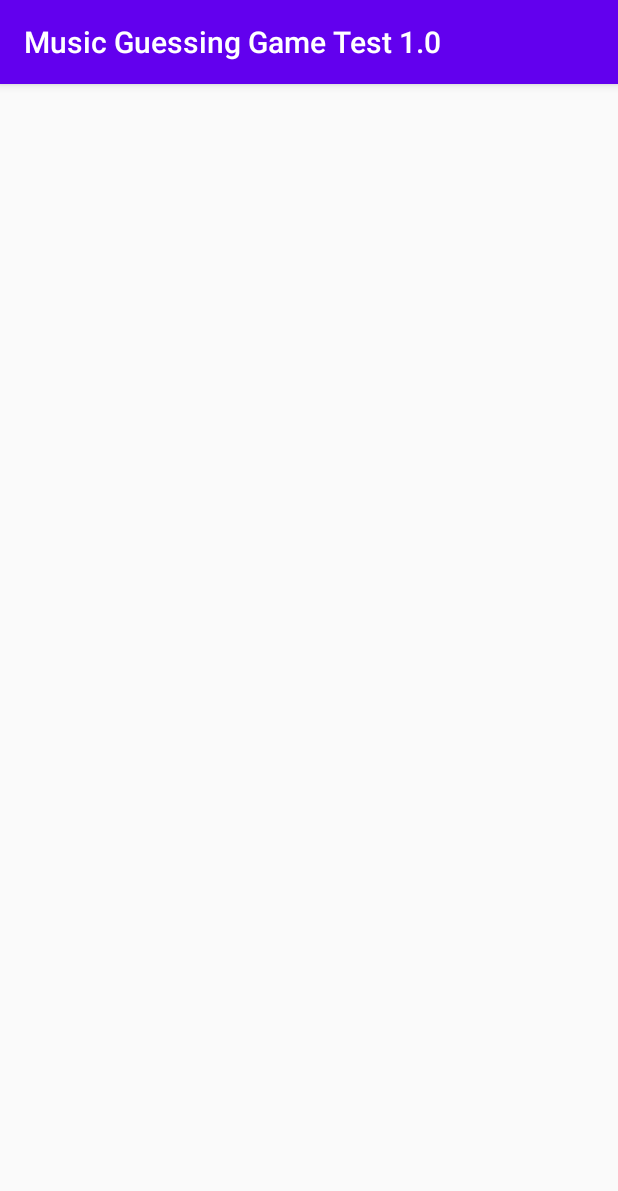
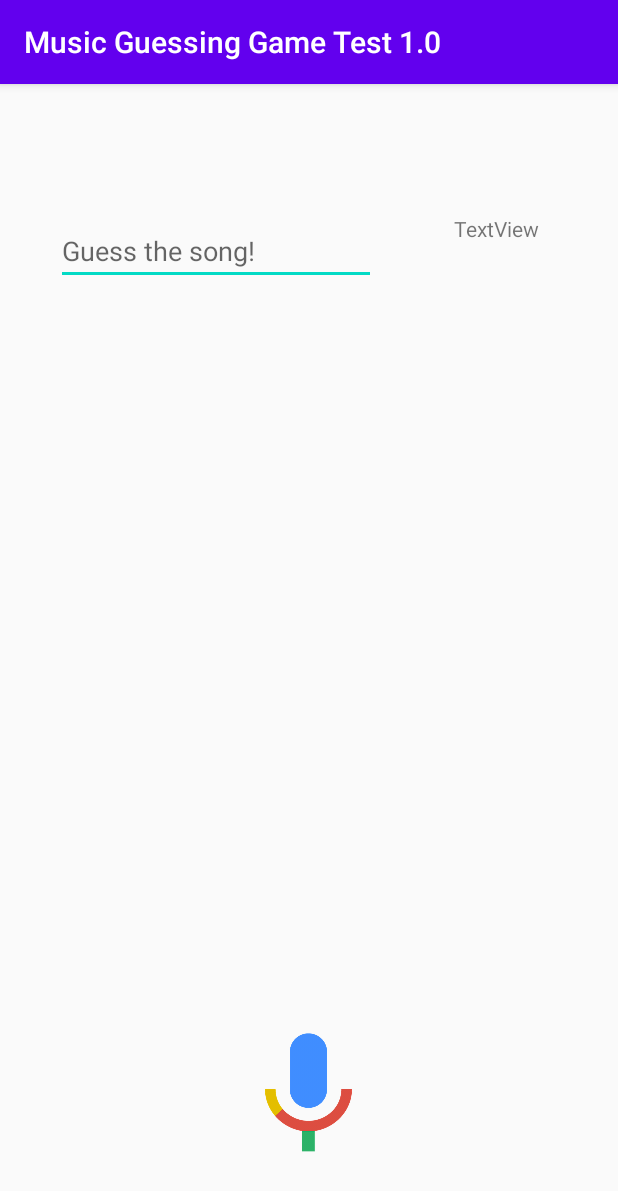
Before and after one commit to Pmorris1990/MGG-1.0, an Android app: the screen it shows after launch (FirstGuessScreen), after a tap on "CLICK TO BEGIN!", on a phone screen of 412 x 824 dp. Shown: the top 1191 px of the screen. Run offline under Robolectric (Android 15) with nearby library versions, the phone set to English and light mode, and no system bars.

Commit message:
Voice recognition needs work.

```diff
--- a/app/src/main/AndroidManifest.xml
+++ b/app/src/main/AndroidManifest.xml
@@ -11,7 +11,8 @@
         android:roundIcon="@mipmap/ic_launcher_round"
         android:supportsRtl="true"
         android:theme="@style/AppTheme">
-        <activity android:name=".FirstGuessScreen"></activity>
+        <activity android:name=".SecondGuessScreen"></activity>
+        <activity android:name=".FirstGuessScreen" />
         <activity android:name=".MainActivity">
             <intent-filter>
                 <action android:name="android.intent.action.MAIN" />
--- a/app/src/main/java/com/example/musicguessinggametest10/MainActivity.java
+++ b/app/src/main/java/com/example/musicguessinggametest10/MainActivity.java
@@ -1,6 +1,4 @@
 package com.example.musicguessinggametest10;
-
-import androidx.appcompat.app.AppCompatActivity;
 
 import android.content.Intent;
 import android.media.MediaPlayer;
@@ -9,7 +7,7 @@ import android.os.Handler;
 import android.view.View;
 import android.widget.Button;
 
-import java.util.Timer;
+import androidx.appcompat.app.AppCompatActivity;
 
 public class MainActivity extends AppCompatActivity {
     int startMusicFrom = 0;
@@ -33,9 +31,10 @@ public class MainActivity extends AppCompatActivity {
         Button startGameBtn = (Button) findViewById(R.id.startGameBtn);
         startGameBtn.setOnClickListener(new View.OnClickListener() {
             @Override
-            public void onClick(View v) {
+            public void onClick(View startBtn) {
                 Intent nextScreen = new Intent(getApplicationContext(), FirstGuessScreen.class);
                 mediaPlayer.start();
+                FirstGuessScreen firstGuessScreen = new FirstGuessScreen();
                 Handler handler = new Handler();
                 handler.postDelayed(stopMusicPlayer, endMusicAt);
                 startActivity(nextScreen);
@@ -44,4 +43,24 @@ public class MainActivity extends AppCompatActivity {
 
 
     }
+
+    public void stopMusicPlayer() {
+        mediaPlayer.stop();
+    }
 }
+
+//        public void stopPlaying(){
+//            FirstGuessScreen firstGuessScreen = new FirstGuessScreen();
+//            if (firstGuessScreen.btnSpeak.isPressed()) {
+//
+//            }
+//        }
+
+
+
+
+//    public void stopMusicPlayer() {
+//        Handler handler = new Handler();
+//        handler.postDelayed(stopMusicPlayer, endMusicAt);
+//    }
+//}
--- a/app/src/main/res/layout/activity_first_guess_screen.xml
+++ b/app/src/main/res/layout/activity_first_guess_screen.xml
@@ -4,4 +4,44 @@
     xmlns:tools="http://schemas.android.com/tools"
     android:layout_width="match_parent"
     android:layout_height="match_parent"
-    tools:context=".FirstGuessScreen"/>
+    tools:context=".FirstGuessScreen">
+
+    <EditText
+        android:id="@+id/songNameEditText"
+        android:layout_width="wrap_content"
+        android:layout_height="wrap_content"
+        android:ems="10"
+        android:hint="Guess the song!"
+        android:inputType="textPersonName"
+        app:layout_constraintBottom_toBottomOf="parent"
+        app:layout_constraintEnd_toEndOf="parent"
+        app:layout_constraintHorizontal_bias="0.189"
+        app:layout_constraintStart_toStartOf="parent"
+        app:layout_constraintTop_toTopOf="parent"
+        app:layout_constraintVertical_bias="0.123" />
+
+    <TextView
+        android:id="@+id/txvResult"
+        android:layout_width="wrap_content"
+        android:layout_height="wrap_content"
+        android:text="TextView"
+        app:layout_constraintBottom_toBottomOf="parent"
+        app:layout_constraintEnd_toEndOf="parent"
+        app:layout_constraintHorizontal_bias="0.852"
+        app:layout_constraintStart_toStartOf="parent"
+        app:layout_constraintTop_toTopOf="parent"
+        app:layout_constraintVertical_bias="0.116" />
+
+    <ImageView
+        android:id="@+id/btnSpeak"
+        android:layout_width="142dp"
+        android:layout_height="99dp"
+        app:layout_constraintBottom_toBottomOf="parent"
+        app:layout_constraintEnd_toEndOf="parent"
+        app:layout_constraintHorizontal_bias="0.498"
+        app:layout_constraintStart_toStartOf="parent"
+        app:layout_constraintTop_toTopOf="parent"
+        app:layout_constraintVertical_bias="0.934"
+        android:onClick="getSpeechInput"
+        app:srcCompat="@drawable/ic_mic" />
+</androidx.constraintlayout.widget.ConstraintLayout>
--- a/build.gradle
+++ b/build.gradle
@@ -8,7 +8,7 @@ buildscript {
 
     }
     dependencies {
-        classpath 'com.android.tools.build:gradle:3.6.2'
+        classpath 'com.android.tools.build:gradle:4.0.0'
 
 
         // NOTE: Do not place your application dependencies here; they belong
```
Also changed, not shown: app/src/main/java/com/example/musicguessinggametest10/FirstGuessScreen.java (+73 -2 lines), app/src/main/java/com/example/musicguessinggametest10/SecondGuessScreen.java (added, +14 -0 lines), app/src/main/res/layout/activity_second_guess_screen.xml (added, +18 -0 lines), app/src/main/res/drawable/ic_mic.png (added), gradle/wrapper/gradle-wrapper.properties.
